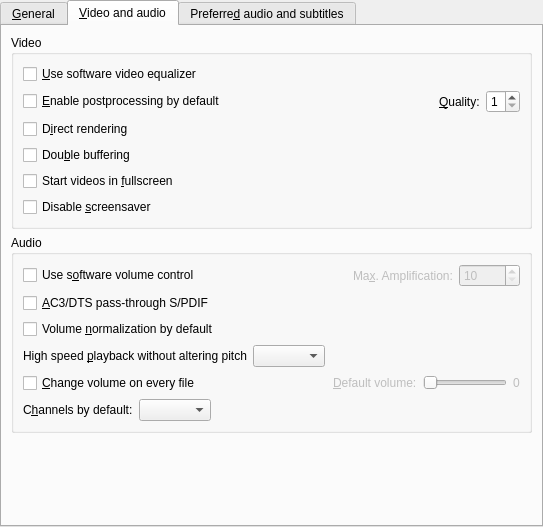
wilbert2000/wzplayer, file src/prefgeneral.ui: the form before one commit.
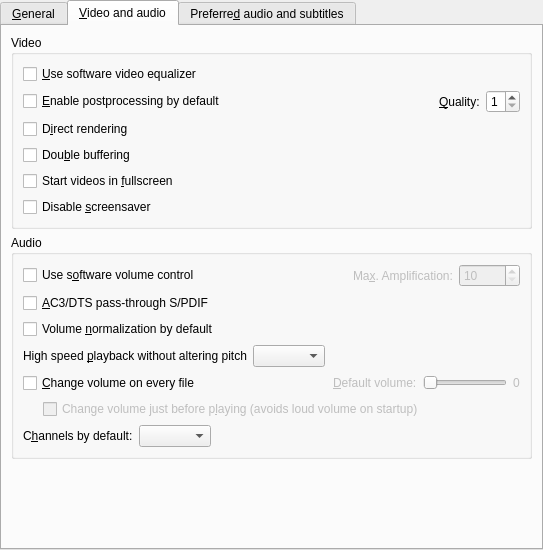
The form after the commit. The open tabs and pages were chosen to show the change. Icons and pictures are not drawn. Custom widgets are drawn as their Qt base class.

Commit message: Added an option in the preferences dialog to enable the -volume option in mplayer

Patch:
```diff
--- a/src/prefgeneral.ui
+++ b/src/prefgeneral.ui
@@ -6,7 +6,7 @@
     <x>0</x>
     <y>0</y>
     <width>543</width>
-    <height>527</height>
+    <height>550</height>
    </rect>
   </property>
   <property name="windowIcon" >
@@ -620,6 +620,50 @@
             </item>
            </layout>
           </item>
+          <item>
+           <layout class="QHBoxLayout" >
+            <property name="margin" >
+             <number>0</number>
+            </property>
+            <property name="spacing" >
+             <number>6</number>
+            </property>
+            <item>
+             <spacer>
+              <property name="orientation" >
+               <enum>Qt::Horizontal</enum>
+              </property>
+              <property name="sizeType" >
+               <enum>QSizePolicy::Minimum</enum>
+              </property>
+              <property name="sizeHint" >
+               <size>
+                <width>20</width>
+                <height>20</height>
+               </size>
+              </property>
+             </spacer>
+            </item>
+            <item>
+             <widget class="QCheckBox" name="use_volume_option_check" >
+              <property name="enabled" >
+               <bool>false</bool>
+              </property>
+              <property name="sizePolicy" >
+               <sizepolicy>
+                <hsizetype>7</hsizetype>
+                <vsizetype>0</vsizetype>
+                <horstretch>0</horstretch>
+                <verstretch>0</verstretch>
+               </sizepolicy>
+              </property>
+              <property name="text" >
+               <string>Change volume just before p&amp;laying (avoids loud volume on startup)</string>
+              </property>
+             </widget>
+            </item>
+           </layout>
+          </item>
           <item>
            <layout class="QHBoxLayout" >
             <property name="margin" >
@@ -900,16 +944,16 @@
   </layout>
  </widget>
  <customwidgets>
-  <customwidget>
-   <class>TristateCombo</class>
-   <extends>QComboBox</extends>
-   <header>tristatecombo.h</header>
-  </customwidget>
   <customwidget>
    <class>MyComboBox</class>
    <extends>QComboBox</extends>
    <header>mycombobox.h</header>
   </customwidget>
+  <customwidget>
+   <class>TristateCombo</class>
+   <extends>QComboBox</extends>
+   <header>tristatecombo.h</header>
+  </customwidget>
  </customwidgets>
  <tabstops>
   <tabstop>general_tab</tabstop>
```
Left out of the diff: 16 changed lines with no effect on the pictures. The commit also changes 3 other files.
